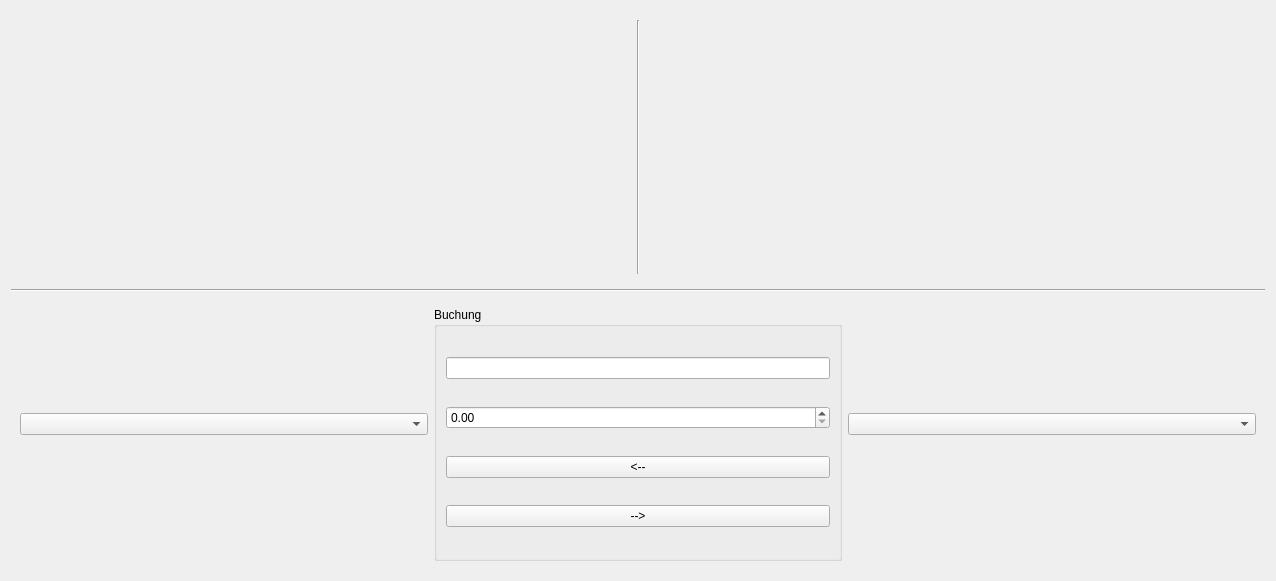
Above: Sources/Classes/ft_accountmanager.ui from ThomasWinz/FirmenSimulation before the change. Below: the same form after it.
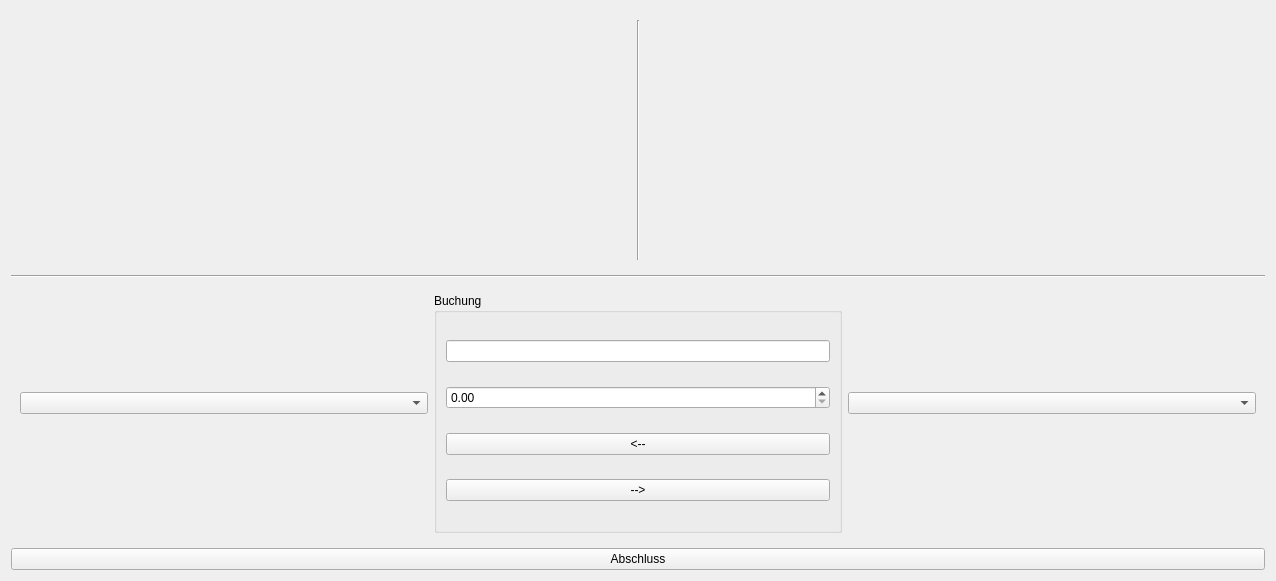
That is the form after the change.

Commit message: EX-0203389: cleaned up mainwindow, accountmanager gui can now trigger send from to

```diff
--- a/Sources/Classes/ft_accountmanager.ui
+++ b/Sources/Classes/ft_accountmanager.ui
@@ -119,6 +119,13 @@
      </layout>
     </widget>
    </item>
+   <item>
+    <widget class="QPushButton" name="pushButton_finish">
+     <property name="text">
+      <string>Abschluss</string>
+     </property>
+    </widget>
+   </item>
   </layout>
  </widget>
  <resources/>
```
The commit also changes 7 other files.
